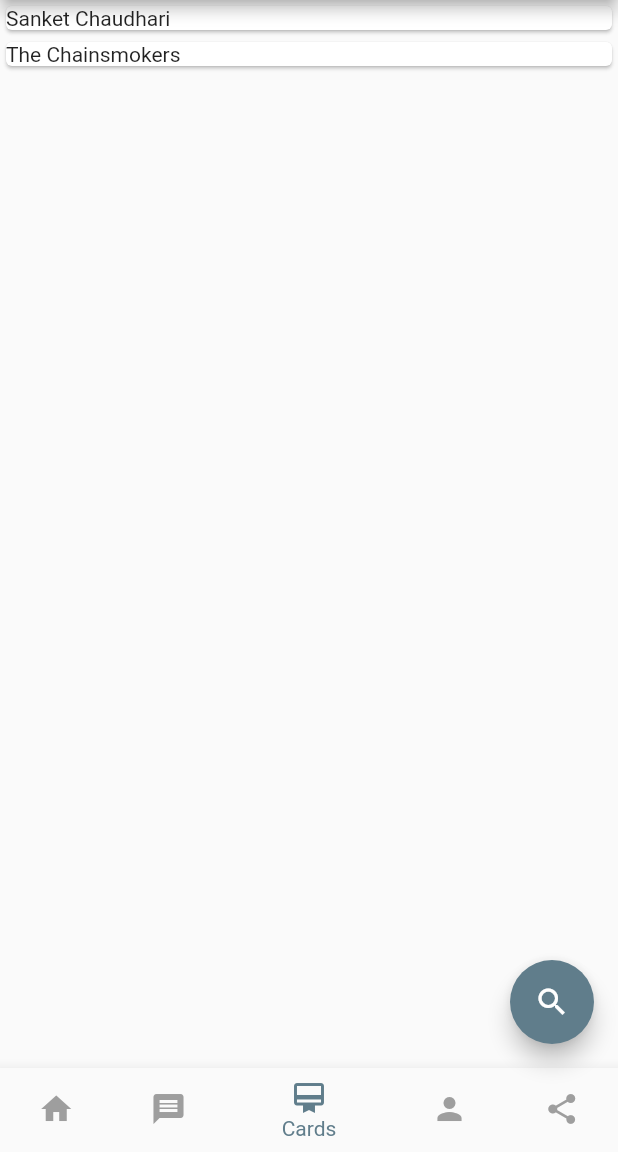
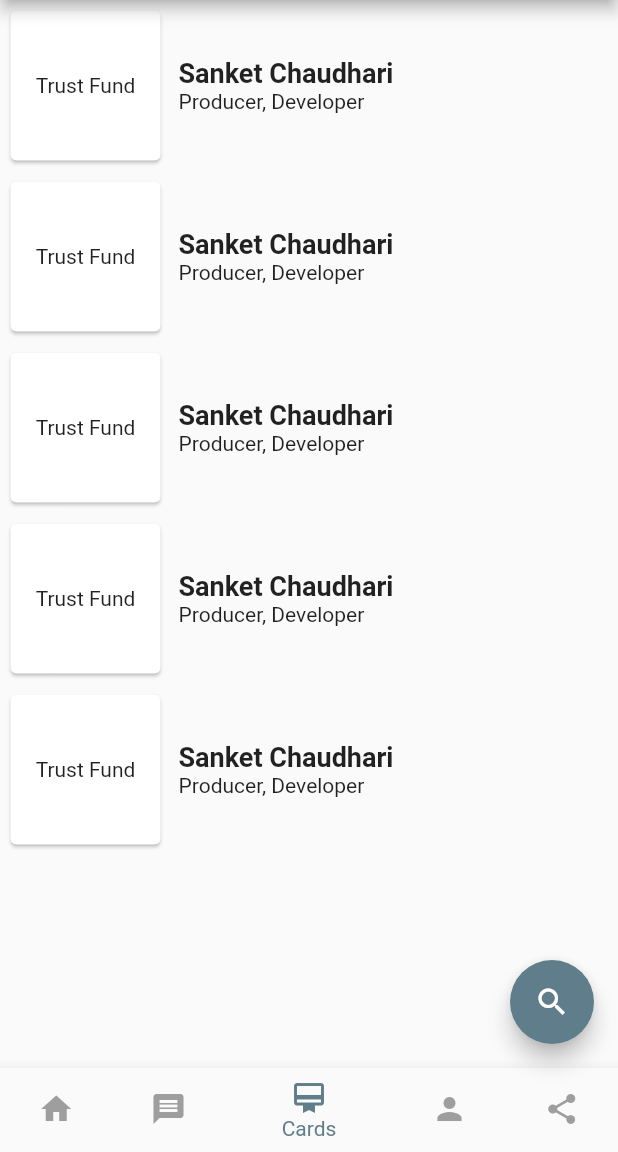
Before and after one commit to sanukumar97/bcard, a Flutter app: the screen it shows after launch, item 3 of the bottom bar chosen, on a phone screen of 412 x 824 dp, the part 84-1236 px from its top. Run offline on Flutter 3.47's test engine with Material 2 defaults, Android fonts, the phone set to English and light mode, and no system bars.

Commit message:
Added Cards and Chat

```diff
--- a/lib/cards.dart
+++ b/lib/cards.dart
@@ -3,17 +3,61 @@ import 'package:flutter/material.dart';
 class CardsPage extends StatelessWidget {
   @override
   Widget build(BuildContext context) {
-    return Container(
-      child: ListView(
-        children: <Widget>[
-          Card(
-            child: Text("Sanket Chaudhari")
-          ),
-          Card(
-            child: Text("The Chainsmokers")
-          )
-        ]
-      )
+    return ListView(
+      children: <Widget>[
+        BCard(),
+        BCard(),
+        BCard(),
+        BCard(),
+        BCard(),
+      ],
     );
   }
 }
+
+class BCard extends StatefulWidget {
+  @override
+  _BCardState createState() => _BCardState();
+}
+
+class _BCardState extends State<BCard> {
+  @override
+  Widget build(BuildContext context) {
+    return Container(
+      padding: EdgeInsets.all(3.0),
+      child: Row(
+        children: <Widget>[
+          Card(
+            child: Container(
+              width: 100,
+              height: 100,
+              child: Center(
+                child: Text(
+                  "Trust Fund"
+                ),
+              ),
+            ),
+          ),
+          Padding(
+            padding: const EdgeInsets.all(8.0),
+            child: Column(
+              crossAxisAlignment: CrossAxisAlignment.start,
+              children: <Widget>[
+                Text(
+                  "Sanket Chaudhari",
+                  style: TextStyle(
+                    fontSize: 18.0,
+                    fontWeight: FontWeight.bold
+                  ),
+                ),
+                Text(
+                  "Producer, Developer"
+                ),
+              ],
+            ),
+          )
+        ],
+      ),
+    );
+  }
+}
--- a/lib/chat.dart
+++ b/lib/chat.dart
@@ -5,6 +5,13 @@ class ChatPage extends StatelessWidget {
   Widget build(BuildContext context) {
     return ListView(
       children: <Widget>[
+        ConversationCard(),
+        ConversationCard(),
+        ConversationCard(),
+        ConversationCard(),
+        ConversationCard(),
+        ConversationCard(),
+        ConversationCard(),
         ConversationCard()
       ],
     );
```
